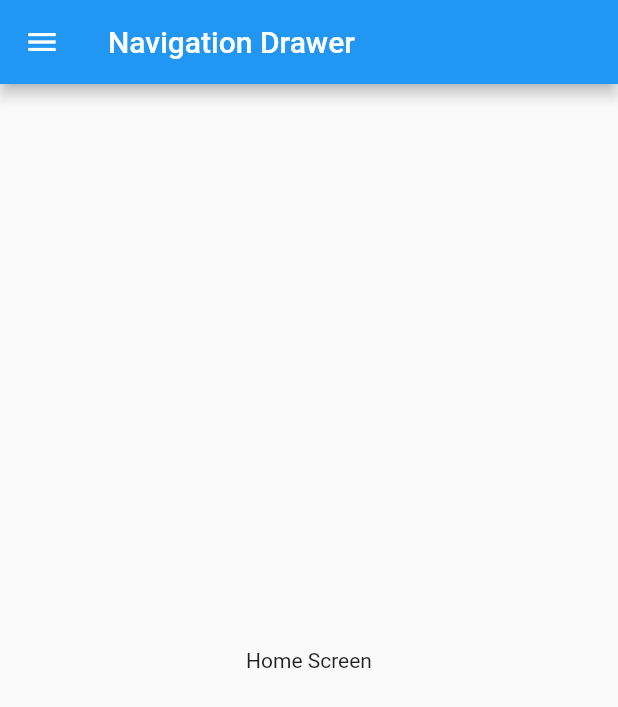
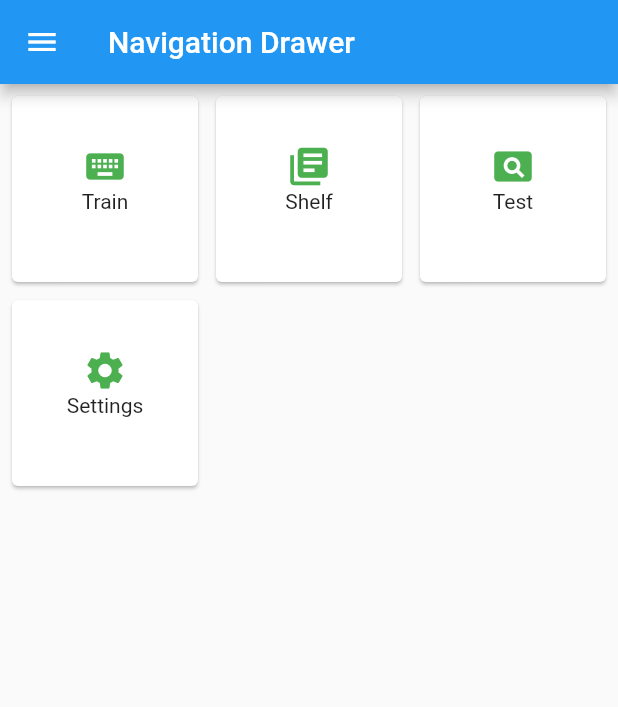
Before and after one commit to mruben0/WordLearnerFlutter, a Flutter app: the screen it shows after launch, on a phone screen of 412 x 824 dp. Shown: the top 707 px of the screen. Run offline on Flutter 3.47's test engine with Material 2 defaults, Android fonts, the phone set to English and light mode, and no system bars; our stand-ins replace open_file; missing offline and left inert: flutter_document_picker, spreadsheet_decoder.

Commit message:
Fix homescreen

```diff
--- a/lib/screens/home.dart
+++ b/lib/screens/home.dart
@@ -27,9 +27,7 @@ class HomeScreenState extends State<HomeScreen> {
         title: new Text(s),
         onTap: () {
           setState(() {
-            // pop closes the drawer
             Navigator.of(context).pop();
-            // navigate to the route
             Navigator.of(context).pushNamed(routeName);
           });
         },
@@ -59,12 +57,45 @@ class HomeScreenState extends State<HomeScreen> {
       appBar: new AppBar(
         title: new Text("Navigation Drawer"),
       ),
-      body: new Container(
-          child: new Center(
-        child: new Text("Home Screen"),
-      )),
+      body: _buildGrid(),
       // Set the nav drawer
       drawer: getNavDrawer(context),
     );
   }
+
+  Widget _buildGrid() => GridView.extent(
+    maxCrossAxisExtent: 150,
+    padding: const EdgeInsets.all(4),
+    mainAxisSpacing: 4,
+    crossAxisSpacing: 4,
+    children: _buildLayout());
+
+    List<GestureDetector> _buildLayout(){
+      var containers = new List<GestureDetector>();
+      containers.add(_buildMenuItem(Icons.keyboard,"Train", new GameScreen()));
+      containers.add(_buildMenuItem(Icons.library_books,"Shelf", new ShelfScreen()));
+      containers.add(_buildMenuItem(Icons.pageview,"Test", new ShortGameScreen()));
+      containers.add(_buildMenuItem(Icons.settings, "Settings", new SettingsScreen()));
+
+      return containers;
+    }
+
+    GestureDetector _buildMenuItem(IconData icon, String name, StatefulWidget screen){
+     return GestureDetector( child:Card(child:new Container(
+       padding: new EdgeInsets.all(32.0),
+       child: Column (children: <Widget>[
+        Icon(
+          icon,
+          color: Colors.green,
+          size: 30.0,
+        ),
+      Text(name)
+
+     ],) )),onTap: () {
+      Navigator.push(
+       context,
+       MaterialPageRoute(builder: (context) => screen),
+      ); });
+    }
+
 }
```
Also changed, not shown: lib/screens/settings.dart (+1 -26 lines), 3 other files.
